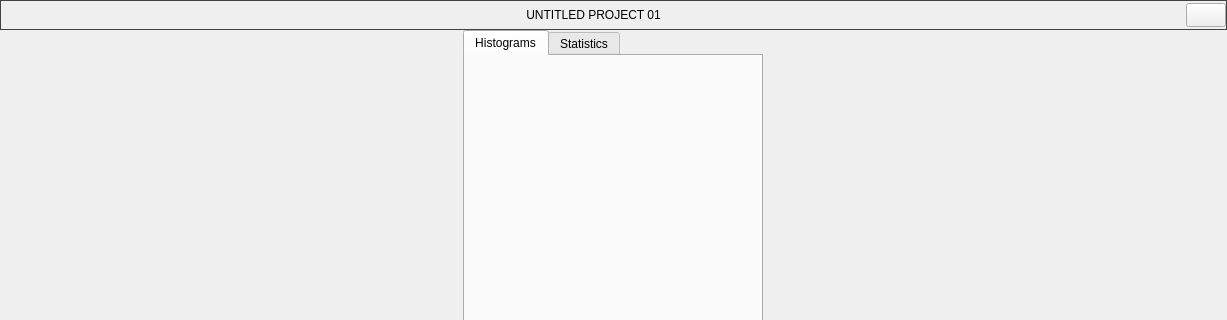
This is Source/OpenCine/MainWindow.ui in apertus-open-source-cinema/opencine as Qt 5 draws it before an edit; both pictures show x 0 to 1227 and y 0 to 320 of the 1227 by 746 pixel window. The edited form follows.
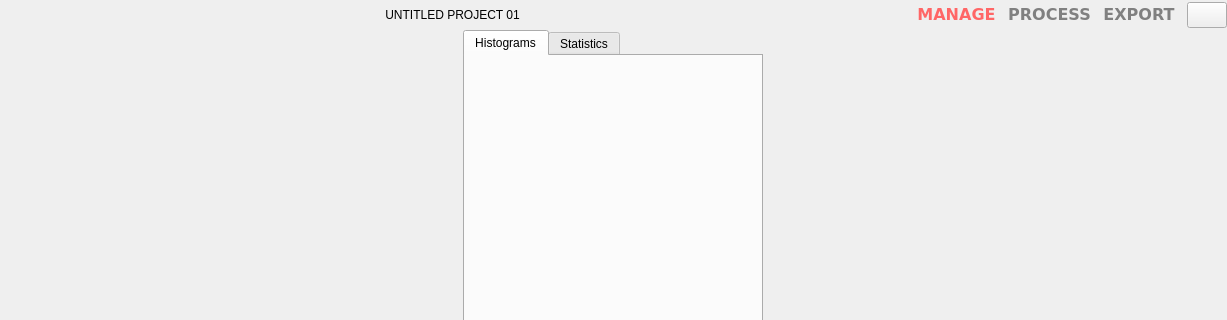
This is the edited form. The open tabs and pages were chosen to show the change. Icons and pictures are not drawn.

```diff
--- a/Source/OpenCine/MainWindow.ui
+++ b/Source/OpenCine/MainWindow.ui
@@ -39,14 +39,14 @@
        </size>
       </property>
       <property name="styleSheet">
-       <string notr="true">QFrame#horizontalFrame_2
+       <string notr="true">/*QFrame#horizontalFrame_2
 {
 	border: 1px solid #414141;
-}</string>
+}*/</string>
       </property>
       <layout class="QHBoxLayout" name="horizontalLayout_6">
        <property name="spacing">
-        <number>0</number>
+        <number>12</number>
        </property>
        <property name="leftMargin">
         <number>0</number>
@@ -105,6 +105,117 @@
          </property>
         </spacer>
        </item>
+       <item>
+        <widget class="QPushButton" name="pushButton_7">
+         <property name="font">
+          <font>
+           <family>DejaVu Sans</family>
+           <pointsize>12</pointsize>
+           <weight>75</weight>
+           <bold>true</bold>
+          </font>
+         </property>
+         <property name="styleSheet">
+          <string notr="true">QPushButton
+{
+	color: gray;
+	background-color: transparent;
+	border: 0px;
+}
+
+QPushButton::checked
+{
+	color: #ff6666;
+}</string>
+         </property>
+         <property name="text">
+          <string>MANAGE</string>
+         </property>
+         <property name="checkable">
+          <bool>true</bool>
+         </property>
+         <property name="checked">
+          <bool>true</bool>
+         </property>
+         <property name="autoRepeat">
+          <bool>false</bool>
+         </property>
+         <property name="autoDefault">
+          <bool>true</bool>
+         </property>
+         <attribute name="buttonGroup">
+          <string notr="true">buttonGroup</string>
+         </attribute>
+        </widget>
+       </item>
+       <item>
+        <widget class="QPushButton" name="pushButton_8">
+         <property name="font">
+          <font>
+           <family>DejaVu Sans</family>
+           <pointsize>12</pointsize>
+           <weight>75</weight>
+           <bold>true</bold>
+          </font>
+         </property>
+         <property name="styleSheet">
+          <string notr="true">QPushButton
+{
+	color: gray;
+	background-color: transparent;
+	border: 0px;
+}
+
+QPushButton::checked
+{
+	color: #ffff66;
+}</string>
+         </property>
+         <property name="text">
+          <string>PROCESS</string>
+         </property>
+         <property name="checkable">
+          <bool>true</bool>
+         </property>
+         <attribute name="buttonGroup">
+          <string notr="true">buttonGroup</string>
+         </attribute>
+        </widget>
+       </item>
+       <item>
+        <widget class="QPushButton" name="pushButton_9">
+         <property name="font">
+          <font>
+           <family>DejaVu Sans</family>
+           <pointsize>12</pointsize>
+           <weight>75</weight>
+           <bold>true</bold>
+          </font>
+         </property>
+         <property name="styleSheet">
+          <string notr="true">QPushButton
+{
+	color: gray;
+	background-color: transparent;
+	border: 0px;
+}
+
+QPushButton::checked
+{
+	color: #6666ff;
+}</string>
+         </property>
+         <property name="text">
+          <string>EXPORT</string>
+         </property>
+         <property name="checkable">
+          <bool>true</bool>
+         </property>
+         <attribute name="buttonGroup">
+          <string notr="true">buttonGroup</string>
+         </attribute>
+        </widget>
+       </item>
        <item>
         <widget class="QPushButton" name="pushButton">
          <property name="sizePolicy">
```
Left out of the diff: 9 changed lines with no effect on the pictures.
